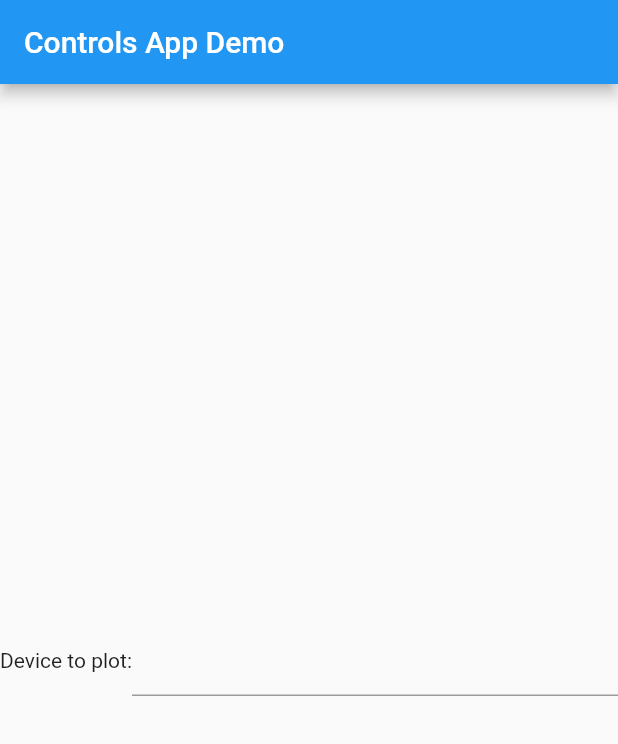
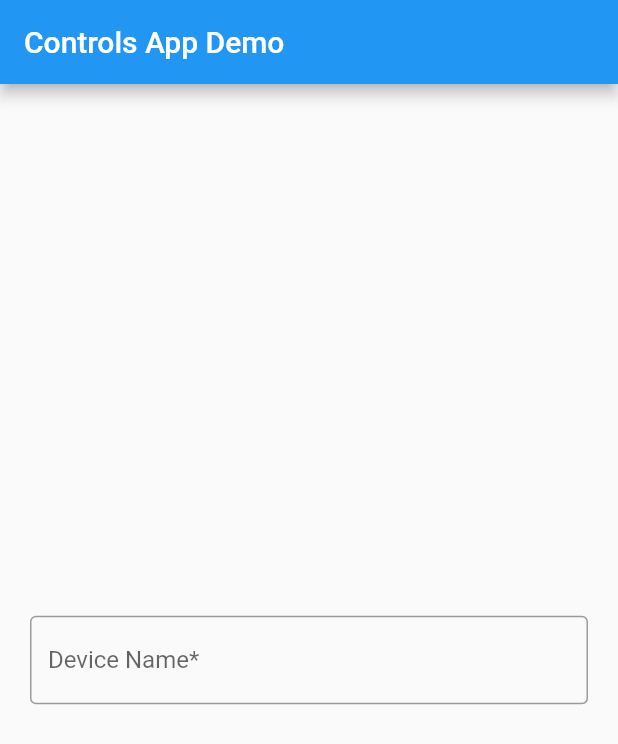
Before and after one commit to fermi-ad/flutter-mvp-demo, a Flutter app: the screen it shows after launch, on a phone screen of 412 x 824 dp. Shown: the top 744 px of the screen. Run offline on Flutter 3.47's test engine with Material 2 defaults, Android fonts, the phone set to English and light mode, and no system bars.

Commit message:
:art: improve layout and formatting of UI

```diff
--- a/lib/main.dart
+++ b/lib/main.dart
@@ -66,10 +66,12 @@ class PlotWidget extends StatelessWidget {
 
     return Center(
         child: Row(
-      mainAxisAlignment: MainAxisAlignment.center,
+      mainAxisAlignment: MainAxisAlignment.spaceAround,
       children: [
-        Text(label),
-        TextButton(
+        Padding(
+            padding: const EdgeInsets.symmetric(horizontal: 8.0),
+            child: Text(label, style: Theme.of(context).textTheme.headline6)),
+        ElevatedButton(
           child: const Text('Stop Plot'),
           onPressed: () {
             state.clearDevice();
@@ -88,16 +90,16 @@ class QueryWidget extends StatelessWidget {
   @override
   Widget build(BuildContext context) {
     return Center(
-        child: Row(
-      mainAxisAlignment: MainAxisAlignment.start,
-      children: [
-        const Text('Device to plot:'),
-        Expanded(child: TextField(
-          onSubmitted: (String name) {
-            state.setDevice(name);
-          },
-        ))
-      ],
-    ));
+        child: Padding(
+            padding: const EdgeInsets.symmetric(horizontal: 20.0),
+            child: TextField(
+              decoration: const InputDecoration(
+                  labelText: 'Device Name*', border: OutlineInputBorder()),
+              onSubmitted: (String name) {
+                if (!name.isEmpty) {
+                  state.setDevice(name.toUpperCase());
+                }
+              },
+            )));
   }
 }
```
